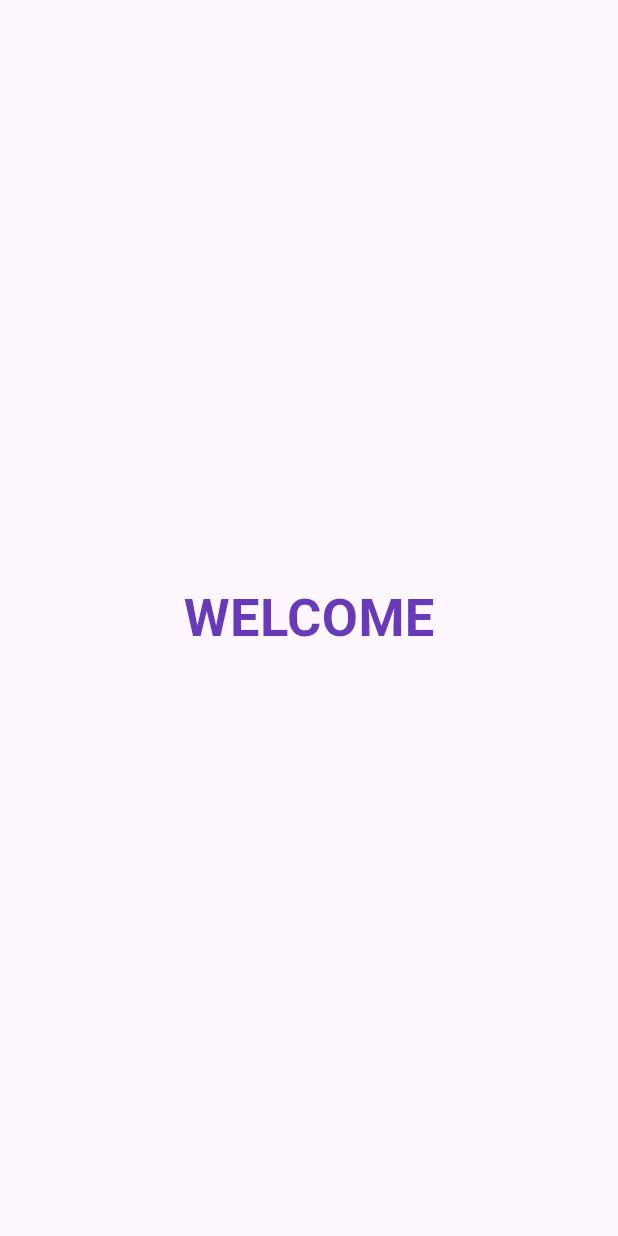
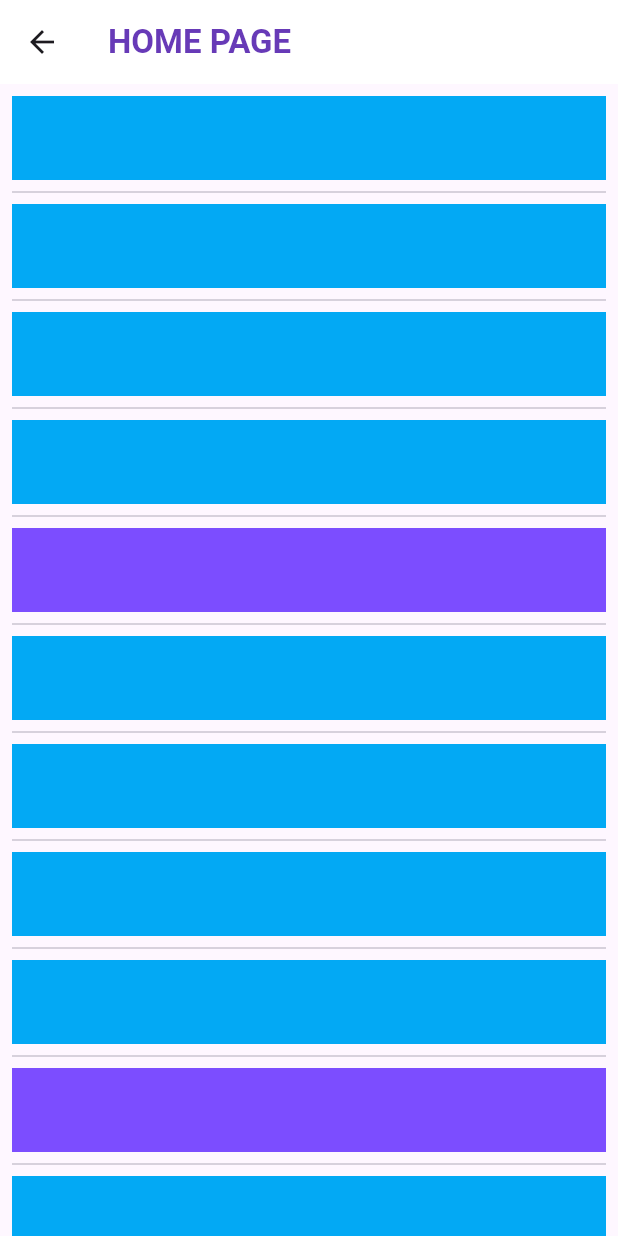
Before and after one commit to Asmabi-cheriyath/flutter_task2, a Flutter app: the HomePage screen opened directly, on a phone screen of 412 x 824 dp. Run offline on Flutter 3.47's test engine with Material 3 defaults, Android fonts, the phone set to English and light mode, and no system bars.

Commit message:
home_page

```diff
--- a/lib/views/homepage.dart
+++ b/lib/views/homepage.dart
@@ -3,13 +3,27 @@ import 'package:flutter/material.dart';
 class HomePage extends StatelessWidget {
   const HomePage({super.key});
 
-
-
   @override
   Widget build(BuildContext context) {
-    return const Scaffold(
-      body: Center(child: Text("WELCOME",style: TextStyle(fontWeight: FontWeight.bold,fontSize: 35,color: Colors.deepPurple),),),
+    return Scaffold(
+      appBar: AppBar(
+        backgroundColor: Colors.white,
+        title: const Text(
+          "HOME PAGE",
+          style: TextStyle(color: Colors.deepPurple,fontWeight: FontWeight.bold),
+        ),
+      ),
+      body: Padding(
+        padding: const EdgeInsets.all(8.0),
+        child: ListView.separated(
+            itemBuilder: (context, index) {
+              return ListTile(
+                tileColor: (index + 1) % 5 == 0 ? Colors.deepPurpleAccent : Colors.lightBlue,
+              );
+            },
+            separatorBuilder: (context, index) => const Divider(),
+            itemCount: 50),
+      ),
     );
   }
-
 }
```
